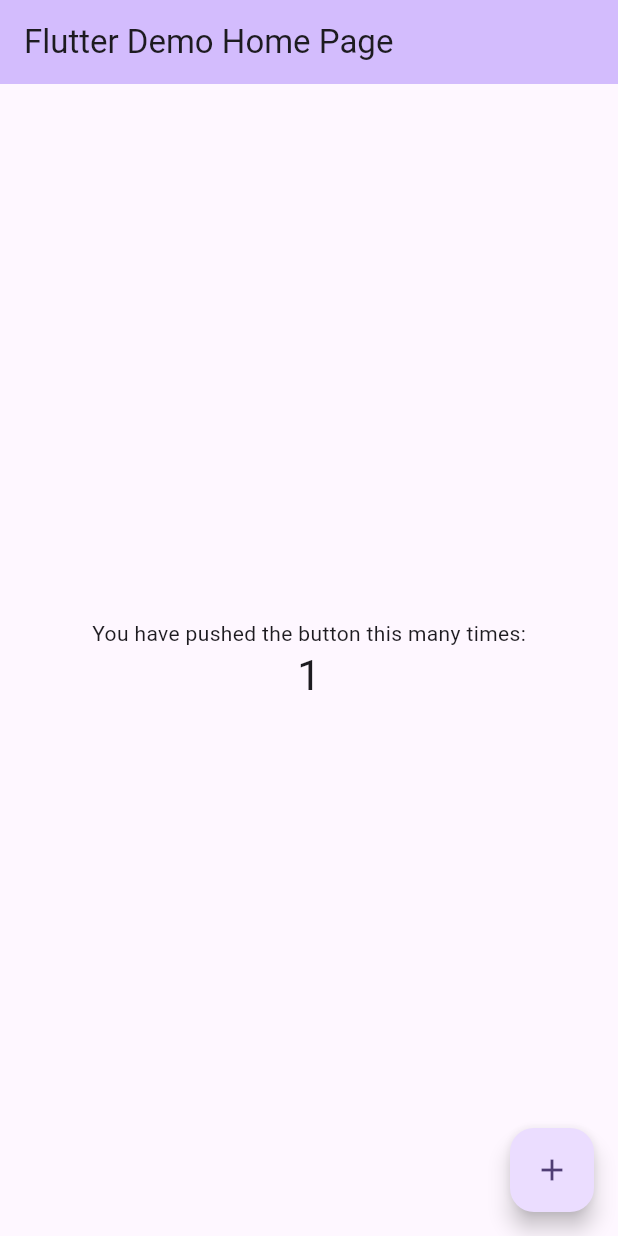
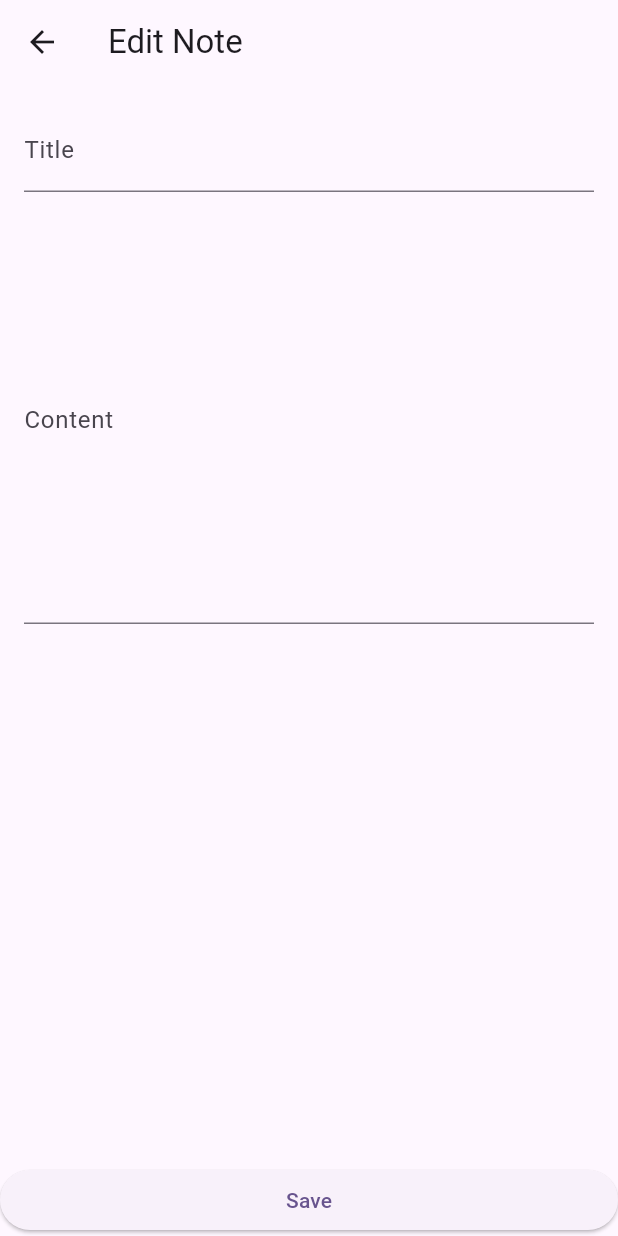
Before and after one commit to AndrewPiterov/notes_app, a Flutter app: the screen it shows after launch, after a tap on the "add" icon, on a phone screen of 412 x 824 dp. Run offline on Flutter 3.47's test engine with Material 3 defaults, Android fonts, the phone set to English and light mode, and no system bars; our stand-ins replace flutter_bloc, freezed_annotation; generated files the repository leaves out were written again.

Commit message:
[add] notes bloc

```diff
--- /dev/null
+++ b/devtools_options.yaml
@@ -0,0 +1,3 @@
+description: This file stores settings for Dart & Flutter DevTools.
+documentation: https://docs.flutter.dev/tools/devtools/extensions#configure-extension-enablement-states
+extensions:
--- /dev/null
+++ b/lib/features/features.dart
@@ -0,0 +1 @@
+export './notes/notes.dart';
--- /dev/null
+++ b/lib/features/notes/bloc/notes_bloc.dart
@@ -0,0 +1,51 @@
+import 'package:flutter_bloc/flutter_bloc.dart';
+
+import '../models/note_model.dart';
+
+sealed class NoteEvent {}
+
+// states
+sealed class NoteState {}
+
+final class NewNoteCreated extends NoteEvent {
+  NewNoteCreated(this.note);
+
+  final NoteModel note;
+}
+
+final class NoteUpdated extends NoteEvent {
+  NoteUpdated(this.note);
+
+  final NoteModel note;
+}
+
+final class NoteDeleted extends NoteEvent {
+  NoteDeleted(this.note);
+
+  final NoteModel note;
+}
+
+class NotesBloc extends Bloc<NoteEvent, List<NoteModel>> {
+  NotesBloc() : super([]) {
+    on<NewNoteCreated>((event, emit) {
+      emit([...state, event.note]);
+    });
+
+    on<NoteUpdated>((event, emit) {
+      final updatedNotes =
+          state.map((note) {
+            if (note.id == event.note.id) {
+              return event.note;
+            }
+            return note;
+          }).toList();
+      emit(updatedNotes);
+    });
+
+    on<NoteDeleted>((event, emit) {
+      final updatedNotes =
+          state.where((note) => note.id != event.note.id).toList();
+      emit(updatedNotes);
+    });
+  }
+}
--- /dev/null
+++ b/lib/features/notes/models/note_model.dart
@@ -0,0 +1,17 @@
+import 'package:freezed_annotation/freezed_annotation.dart';
+
+part 'note_model.freezed.dart';
+part 'note_model.g.dart';
+
+@freezed
+class NoteModel with _$NoteModel {
+  factory NoteModel({
+    required String id,
+    required String title,
+    required String? content,
+    required DateTime createdAt,
+  }) = _NoteModel;
+
+  factory NoteModel.fromJson(Map<String, dynamic> json) =>
+      _$NoteModelFromJson(json);
+}
--- /dev/null
+++ b/lib/features/notes/notes.dart
@@ -0,0 +1 @@
+export './pages/pages.dart';
--- /dev/null
+++ b/lib/features/notes/pages/edit_note_page.dart
@@ -0,0 +1,113 @@
+import 'package:flutter/material.dart';
+import 'package:flutter_bloc/flutter_bloc.dart';
+import 'package:note_app/features/notes/bloc/notes_bloc.dart';
+
+import '../models/note_model.dart';
+
+class EditNotePage extends StatefulWidget {
+  const EditNotePage({this.note, super.key});
+
+  final NoteModel? note;
+
+  @override
+  State<EditNotePage> createState() => _EditNotePageState();
+}
+
+class _EditNotePageState extends State<EditNotePage> {
+  late final TextEditingController _titleController;
+  late final TextEditingController _contentController;
+
+  @override
+  void initState() {
+    super.initState();
+    _titleController = TextEditingController(text: widget.note?.title ?? '');
+    _contentController = TextEditingController(
+      text: widget.note?.content ?? '',
+    );
+  }
+
+  @override
+  void dispose() {
+    _titleController.dispose();
+    _contentController.dispose();
+    super.dispose();
+  }
+
+  @override
+  Widget build(BuildContext context) {
+    return Scaffold(
+      appBar: AppBar(
+        title: const Text('Edit Note'),
+        actions: [
+          if (widget.note != null)
+            IconButton(
+              icon: const Icon(Icons.delete),
+              onPressed: () {
+                context.read<NotesBloc>().add(NoteDeleted(widget.note!));
+                Navigator.pop(context);
+              },
+            ),
+        ],
+      ),
+      body: Column(
+        crossAxisAlignment: CrossAxisAlignment.stretch,
+        children: [
+          Expanded(
+            child: Padding(
+              padding: const EdgeInsets.all(16.0),
+              child: Column(
+                children: [
+                  TextField(
+                    controller: _titleController,
+                    decoration: const InputDecoration(labelText: 'Title'),
+                  ),
+                  const SizedBox(height: 16),
+                  TextField(
+                    controller: _contentController,
+                    decoration: const InputDecoration(labelText: 'Content'),
+                    maxLines: 10,
+                  ),
+                ],
+              ),
+            ),
+          ),
+          ElevatedButton(
+            onPressed: () {
+              if (_titleController.text.isEmpty) {
+                ScaffoldMessenger.of(context).showSnackBar(
+                  const SnackBar(content: Text('Title cannot be empty')),
+                );
+                return;
+              }
+
+              if (widget.note != null) {
+                context.read<NotesBloc>().add(
+                  NoteUpdated(
+                    widget.note!.copyWith(
+                      title: _titleController.text,
+                      content: _contentController.text,
+                    ),
+                  ),
+                );
+              } else {
+                context.read<NotesBloc>().add(
+                  NewNoteCreated(
+                    NoteModel(
+                      id: DateTime.now().toString(),
+                      title: _titleController.text,
+                      content: _contentController.text,
+                      createdAt: DateTime.now(),
+                    ),
+                  ),
+                );
+              }
+
+              Navigator.pop(context);
+            },
+            child: Text(widget.note == null ? 'Save' : 'Update'),
+          ),
+        ],
+      ),
+    );
+  }
+}
--- /dev/null
+++ b/lib/features/notes/pages/note_list_page.dart
@@ -0,0 +1,49 @@
+import 'package:flutter/material.dart';
+import 'package:flutter_bloc/flutter_bloc.dart';
+import 'package:note_app/features/notes/bloc/notes_bloc.dart';
+import 'package:note_app/features/notes/widgets/note_list_item.dart';
+
+import '../models/note_model.dart';
+import 'edit_note_page.dart';
+
+class NoteListPage extends StatefulWidget {
+  const NoteListPage({super.key});
+
+  @override
+  State<NoteListPage> createState() => _NoteListPageState();
+}
+
+class _NoteListPageState extends State<NoteListPage> {
+  @override
+  Widget build(BuildContext context) {
+    return Scaffold(
+      appBar: AppBar(title: const Text('Notes')),
+      body: BlocBuilder<NotesBloc, List<NoteModel>>(
+        builder: (context, state) {
+          final list = state;
+
+          if (list.isEmpty) {
+            return const Center(child: Text('No notes yet'));
+          }
+
+          return ListView.builder(
+            itemCount: list.length,
+            itemBuilder: (_, index) {
+              final note = list[index];
+              return NoteListItem(key: ValueKey(note.id), note);
+            },
+          );
+        },
+      ),
+      floatingActionButton: FloatingActionButton(
+        child: Icon(Icons.add),
+        onPressed: () {
+          Navigator.push(
+            context,
+            MaterialPageRoute(builder: (context) => const EditNotePage()),
+          );
+        },
+      ),
+    );
+  }
+}
--- /dev/null
+++ b/lib/features/notes/pages/pages.dart
@@ -0,0 +1 @@
+export './note_list_page.dart';
--- a/lib/main.dart
+++ b/lib/main.dart
@@ -1,4 +1,8 @@
 import 'package:flutter/material.dart';
+import 'package:flutter_bloc/flutter_bloc.dart';
+import 'package:note_app/features/notes/bloc/notes_bloc.dart';
+
+import 'features/features.dart';
 
 void main() {
   runApp(const MyApp());
@@ -10,113 +14,15 @@ class MyApp extends StatelessWidget {
   // This widget is the root of your application.
   @override
   Widget build(BuildContext context) {
-    return MaterialApp(
-      title: 'Flutter Demo',
-      theme: ThemeData(
-        // This is the theme of your application.
-        //
-        // TRY THIS: Try running your application with "flutter run". You'll see
-        // the application has a purple toolbar. Then, without quitting the app,
-        // try changing the seedColor in the colorScheme below to Colors.green
-        // and then invoke "hot reload" (save your changes or press the "hot
-        // reload" button in a Flutter-supported IDE, or press "r" if you used
-        // the command line to start the app).
-        //
-        // Notice that the counter didn't reset back to zero; the application
-        // state is not lost during the reload. To reset the state, use hot
-        // restart instead.
-        //
-        // This works for code too, not just values: Most code changes can be
-        // tested with just a hot reload.
-        colorScheme: ColorScheme.fromSeed(seedColor: Colors.deepPurple),
+    return BlocProvider(
+      create: (context) => NotesBloc(),
+      child: MaterialApp(
+        title: 'Notes',
+        theme: ThemeData(
+          colorScheme: ColorScheme.fromSeed(seedColor: Colors.deepPurple),
+        ),
+        home: NoteListPage(),
       ),
-      home: const MyHomePage(title: 'Flutter Demo Home Page'),
     );
   }
 }
-
-class MyHomePage extends StatefulWidget {
-  const MyHomePage({super.key, required this.title});
-
-  // This widget is the home page of your application. It is stateful, meaning
-  // that it has a State object (defined below) that contains fields that affect
-  // how it looks.
-
-  // This class is the configuration for the state. It holds the values (in this
-  // case the title) provided by the parent (in this case the App widget) and
-  // used by the build method of the State. Fields in a Widget subclass are
-  // always marked "final".
-
-  final String title;
-
-  @override
-  State<MyHomePage> createState() => _MyHomePageState();
-}
-
-class _MyHomePageState extends State<MyHomePage> {
-  int _counter = 0;
-
-  void _incrementCounter() {
-    setState(() {
-      // This call to setState tells the Flutter framework that something has
-      // changed in this State, which causes it to rerun the build method below
-      // so that the display can reflect the updated values. If we changed
-      // _counter without calling setState(), then the build method would not be
-      // called again, and so nothing would appear to happen.
-      _counter++;
-    });
-  }
-
-  @override
-  Widget build(BuildContext context) {
-    // This method is rerun every time setState is called, for instance as done
-    // by the _incrementCounter method above.
-    //
-    // The Flutter framework has been optimized to make rerunning build methods
-    // fast, so that you can just rebuild anything that needs updating rather
-    // than having to individually change instances of widgets.
-    return Scaffold(
-      appBar: AppBar(
-        // TRY THIS: Try changing the color here to a specific color (to
-        // Colors.amber, perhaps?) and trigger a hot reload to see the AppBar
-        // change color while the other colors stay the same.
-        backgroundColor: Theme.of(context).colorScheme.inversePrimary,
-        // Here we take the value from the MyHomePage object that was created by
-        // the App.build method, and use it to set our appbar title.
-        title: Text(widget.title),
-      ),
-      body: Center(
-        // Center is a layout widget. It takes a single child and positions it
-        // in the middle of the parent.
-        child: Column(
-          // Column is also a layout widget. It takes a list of children and
-          // arranges them vertically. By default, it sizes itself to fit its
-          // children horizontally, and tries to be as tall as its parent.
-          //
-          // Column has various properties to control how it sizes itself and
-          // how it positions its children. Here we use mainAxisAlignment to
-          // center the children vertically; the main axis here is the vertical
-          // axis because Columns are vertical (the cross axis would be
-          // horizontal).
-          //
-          // TRY THIS: Invoke "debug painting" (choose the "Toggle Debug Paint"
-          // action in the IDE, or press "p" in the console), to see the
-          // wireframe for each widget.
-          mainAxisAlignment: MainAxisAlignment.center,
-          children: <Widget>[
-            const Text('You have pushed the button this many times:'),
-            Text(
-              '$_counter',
-              style: Theme.of(context).textTheme.headlineMedium,
-            ),
-          ],
-        ),
-      ),
-      floatingActionButton: FloatingActionButton(
-        onPressed: _incrementCounter,
-        tooltip: 'Increment',
-        child: const Icon(Icons.add),
-      ), // This trailing comma makes auto-formatting nicer for build methods.
-    );
-  }
-}
```
Also changed, not shown: lib/features/notes/widgets/note_list_item.dart (added, +45 -0 lines), pubspec.yaml (+7 -0 lines), pubspec.lock, 2 other files.
